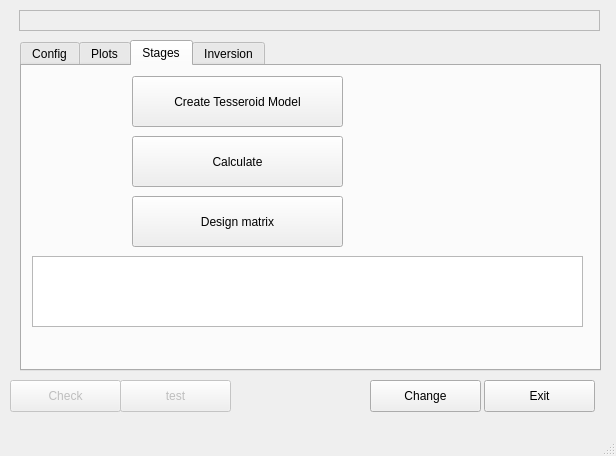
Before: the Qt Designer form gmi_mainwindow.ui in eldarbaykiev/magtess-inversion-python, drawn with Qt 5.
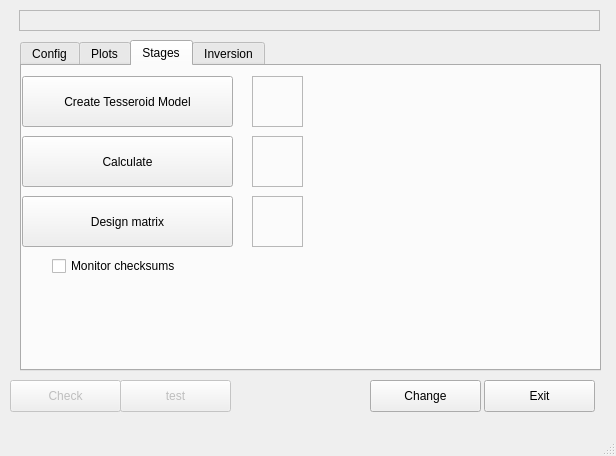
After: the same form once the commit is applied. The open tabs and pages were chosen to show the change. Icons and pictures are not drawn.

What changed in the file:
```diff
--- a/gmi_mainwindow.ui
+++ b/gmi_mainwindow.ui
@@ -171,7 +171,7 @@
      <widget class="QPushButton" name="button_stage2">
       <property name="geometry">
        <rect>
-        <x>110</x>
+        <x>0</x>
         <y>70</y>
         <width>211</width>
         <height>51</height>
@@ -200,7 +200,7 @@
      <widget class="QPushButton" name="button_stage3">
       <property name="geometry">
        <rect>
-        <x>110</x>
+        <x>0</x>
         <y>130</y>
         <width>211</width>
         <height>51</height>
@@ -229,7 +229,7 @@
      <widget class="QPushButton" name="button_stage1">
       <property name="geometry">
        <rect>
-        <x>110</x>
+        <x>0</x>
         <y>10</y>
         <width>211</width>
         <height>51</height>
@@ -255,13 +255,41 @@
        </size>
       </property>
      </widget>
+     <widget class="QCheckBox" name="checkbox_checksums">
+      <property name="geometry">
+       <rect>
+        <x>30</x>
+        <y>190</y>
+        <width>171</width>
+        <height>20</height>
+       </rect>
+      </property>
+      <property name="text">
+       <string>Monitor checksums</string>
+      </property>
+     </widget>
+     <widget class="QFrame" name="frame_2">
+      <property name="geometry">
+       <rect>
+        <x>230</x>
+        <y>10</y>
+        <width>51</width>
+        <height>51</height>
+       </rect>
+      </property>
+      <property name="frameShape">
+       <enum>QFrame::StyledPanel</enum>
+      </property>
+      <property name="frameShadow">
+       <enum>QFrame::Raised</enum>
+      </property>
      <widget class="QLabel" name="indicator_stage1">
       <property name="geometry">
        <rect>
-        <x>330</x>
-        <y>3</y>
-        <width>64</width>
-        <height>64</height>
+         <x>5</x>
+         <y>5</y>
+         <width>41</width>
+         <height>41</height>
        </rect>
       </property>
       <property name="text">
@@ -274,13 +302,29 @@
        <set>Qt::AlignCenter</set>
       </property>
      </widget>
+     </widget>
+     <widget class="QFrame" name="frame_3">
+      <property name="geometry">
+       <rect>
+        <x>230</x>
+        <y>70</y>
+        <width>51</width>
+        <height>51</height>
+       </rect>
+      </property>
+      <property name="frameShape">
+       <enum>QFrame::StyledPanel</enum>
+      </property>
+      <property name="frameShadow">
+       <enum>QFrame::Raised</enum>
+      </property>
      <widget class="QLabel" name="indicator_stage2">
       <property name="geometry">
        <rect>
-        <x>330</x>
-        <y>63</y>
-        <width>64</width>
-        <height>64</height>
+         <x>5</x>
+         <y>5</y>
+         <width>41</width>
+         <height>41</height>
        </rect>
       </property>
       <property name="text">
@@ -293,13 +337,29 @@
        <set>Qt::AlignCenter</set>
       </property>
      </widget>
+     </widget>
+     <widget class="QFrame" name="frame_4">
+      <property name="geometry">
+       <rect>
+        <x>230</x>
+        <y>130</y>
+        <width>51</width>
+        <height>51</height>
+       </rect>
+      </property>
+      <property name="frameShape">
+       <enum>QFrame::StyledPanel</enum>
+      </property>
+      <property name="frameShadow">
+       <enum>QFrame::Raised</enum>
+      </property>
      <widget class="QLabel" name="indicator_stage3">
       <property name="geometry">
        <rect>
-        <x>330</x>
-        <y>123</y>
-        <width>64</width>
-        <height>64</height>
+         <x>5</x>
+         <y>5</y>
+         <width>41</width>
+         <height>41</height>
        </rect>
       </property>
       <property name="text">
@@ -312,15 +372,6 @@
        <set>Qt::AlignCenter</set>
       </property>
      </widget>
-     <widget class="QTextBrowser" name="console">
-      <property name="geometry">
-       <rect>
-        <x>10</x>
-        <y>190</y>
-        <width>551</width>
-        <height>71</height>
-       </rect>
-      </property>
      </widget>
     </widget>
     <widget class="QWidget" name="tab_inversion">
```
Left out of the diff: 6 changed lines with no effect on the pictures. Lines whose indentation alone changed are shown as unchanged.
